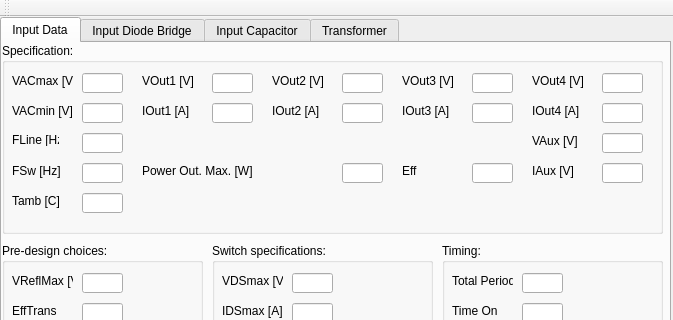
Old version of the form FLySMPS/FLySMPS.ui in the repository aemeltsev/FLySMPS; both pictures show x 0 to 673 and y 0 to 320 of the 673 by 539 pixel window.
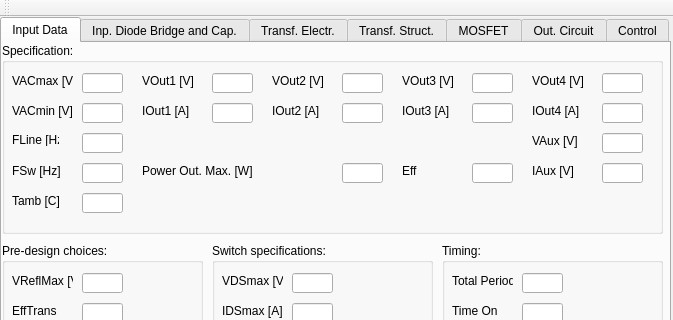
New version of the form.

```diff
--- a/FLySMPS/FLySMPS.ui
+++ b/FLySMPS/FLySMPS.ui
@@ -824,17 +824,32 @@
     </widget>
     <widget class="QWidget" name="tab_2">
      <attribute name="title">
-      <string>Input Diode Bridge</string>
+      <string>Inp. Diode Bridge and Cap.</string>
      </attribute>
     </widget>
     <widget class="QWidget" name="tab_5">
      <attribute name="title">
-      <string>Input Capacitor</string>
+      <string>Transf. Electr.</string>
      </attribute>
     </widget>
     <widget class="QWidget" name="tab_6">
      <attribute name="title">
-      <string>Transformer</string>
+      <string>Transf. Struct.</string>
+     </attribute>
+    </widget>
+    <widget class="QWidget" name="tab_3">
+     <attribute name="title">
+      <string>MOSFET</string>
+     </attribute>
+    </widget>
+    <widget class="QWidget" name="tab_4">
+     <attribute name="title">
+      <string>Out. Сircuit</string>
+     </attribute>
+    </widget>
+    <widget class="QWidget" name="tab_7">
+     <attribute name="title">
+      <string>Control</string>
      </attribute>
     </widget>
    </widget>
```
Left out of the diff: 2 changed lines with no effect on the pictures.
